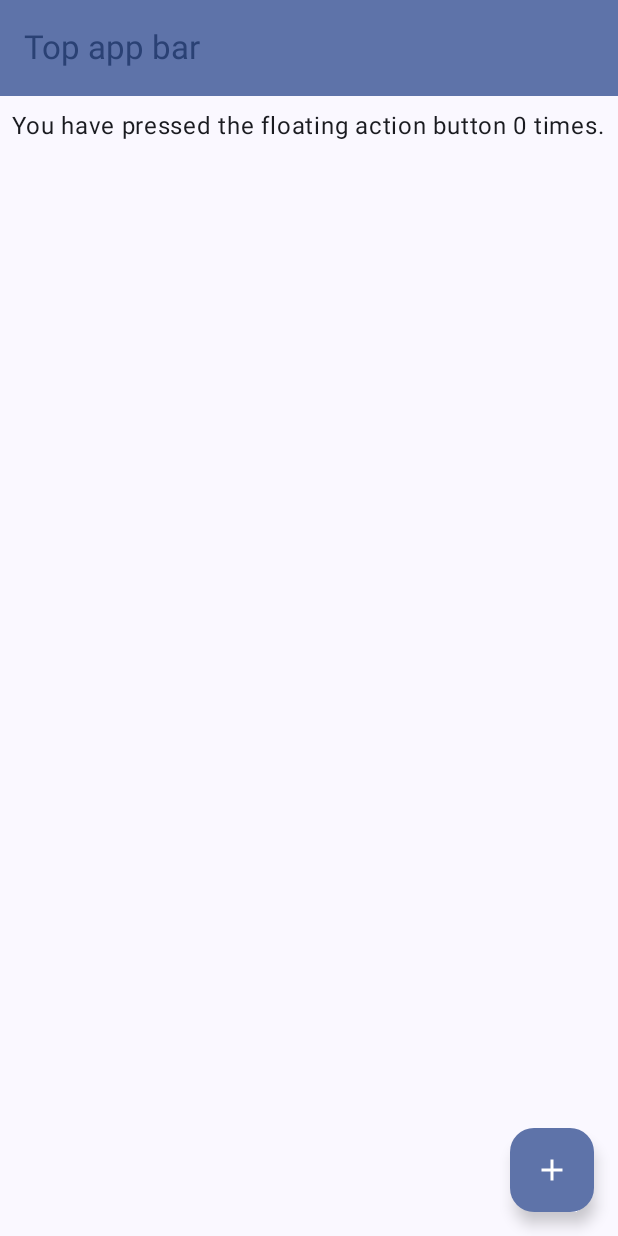
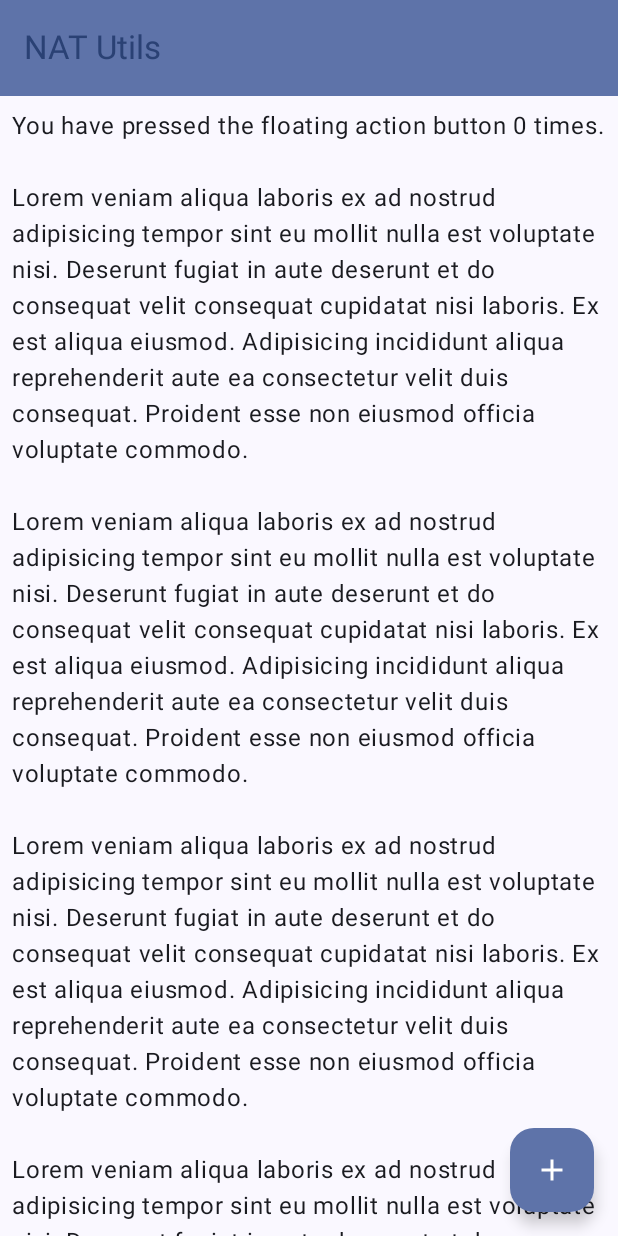
Before and after one commit to reekystive/nat-analyzer, an Android app built with Jetpack Compose: the screen it shows after launch (MainActivity), on a phone screen of 412 x 824 dp. Run offline under Robolectric (Android 15) with nearby library versions, the phone set to English and light mode, and no system bars.

Commit message:
feat: enable edge-to-edge content display

```diff
--- a/app/src/main/AndroidManifest.xml
+++ b/app/src/main/AndroidManifest.xml
@@ -15,7 +15,8 @@
         <activity
             android:name=".MainActivity"
             android:exported="true"
-            android:theme="@style/Theme.NATUtils">
+            android:theme="@style/Theme.NATUtils"
+            android:windowSoftInputMode="adjustResize">
             <intent-filter>
                 <action android:name="android.intent.action.MAIN" />
                 <category android:name="android.intent.category.LAUNCHER" />
--- a/app/src/main/java/org/reeky/natutils/MainActivity.kt
+++ b/app/src/main/java/org/reeky/natutils/MainActivity.kt
@@ -5,6 +5,7 @@ import android.content.res.Configuration
 import android.os.Bundle
 import androidx.activity.ComponentActivity
 import androidx.activity.compose.setContent
+import androidx.activity.enableEdgeToEdge
 import androidx.compose.foundation.layout.fillMaxSize
 import androidx.compose.material3.MaterialTheme
 import androidx.compose.material3.Surface
@@ -16,6 +17,7 @@ import org.reeky.natutils.ui.theme.NATUtilsTheme
 class MainActivity : ComponentActivity() {
     override fun onCreate(savedInstanceState: Bundle?) {
         super.onCreate(savedInstanceState)
+        enableEdgeToEdge()
         setContent {
             NATUtilsTheme {
                 // A surface container using the 'background' color from the theme
--- a/app/src/main/java/org/reeky/natutils/NATUtilsApp.kt
+++ b/app/src/main/java/org/reeky/natutils/NATUtilsApp.kt
@@ -1,7 +1,13 @@
 import android.content.res.Configuration
 import androidx.compose.foundation.layout.Arrangement
 import androidx.compose.foundation.layout.Column
+import androidx.compose.foundation.layout.Spacer
+import androidx.compose.foundation.layout.WindowInsets
 import androidx.compose.foundation.layout.padding
+import androidx.compose.foundation.layout.systemBars
+import androidx.compose.foundation.layout.windowInsetsBottomHeight
+import androidx.compose.foundation.rememberScrollState
+import androidx.compose.foundation.verticalScroll
 import androidx.compose.material.icons.Icons
 import androidx.compose.material.icons.filled.Add
 import androidx.compose.material3.ExperimentalMaterial3Api
@@ -22,6 +28,11 @@ import androidx.compose.ui.tooling.preview.Preview
 import androidx.compose.ui.unit.dp
 import org.reeky.natutils.ui.theme.NATUtilsTheme
 
+@Suppress("SpellCheckingInspection")
+val LOREM_IPSUM = """
+    Lorem veniam aliqua laboris ex ad nostrud adipisicing tempor sint eu mollit nulla est voluptate nisi. Deserunt fugiat in aute deserunt et do consequat velit consequat cupidatat nisi laboris. Ex est aliqua eiusmod. Adipisicing incididunt aliqua reprehenderit aute ea consectetur velit duis consequat. Proident esse non eiusmod officia voluptate commodo.
+""".trimIndent()
+
 @OptIn(ExperimentalMaterial3Api::class)
 @Composable
 fun NATUtilsApp() {
@@ -34,27 +45,46 @@ fun NATUtilsApp() {
                     titleContentColor = MaterialTheme.colorScheme.primary,
                 ),
                 title = {
-                    Text("Top app bar")
+                    Text("NAT Utils")
                 }
             )
         },
         floatingActionButton = {
-            FloatingActionButton(onClick = { presses++ }) {
-                Icon(Icons.Default.Add, contentDescription = "Add")
+            Column {
+                FloatingActionButton(
+                    onClick = { presses++ }
+                ) {
+                    Icon(Icons.Default.Add, contentDescription = "Add")
+                }
+                BottomInsetSpacer()
             }
-        }
+        },
+        contentWindowInsets = WindowInsets(0.dp)
     ) { innerPadding ->
         Column(
             modifier = Modifier
-                .padding(innerPadding),
+                .padding(innerPadding)
+                .verticalScroll(rememberScrollState()),
             verticalArrangement = Arrangement.spacedBy(16.dp),
         ) {
             Text(
                 modifier = Modifier.padding(8.dp),
-                text = "You have pressed the floating action button $presses times.",
+                text = "You have pressed the floating action button $presses times.${
+                    ("\n\n" + LOREM_IPSUM).repeat(10)
+                }",
             )
+            BottomInsetSpacer()
         }
     }
+}
+
+@Composable
+fun BottomInsetSpacer() {
+    Spacer(
+        Modifier.windowInsetsBottomHeight(
+            WindowInsets.systemBars
+        )
+    )
 }
 
 @Preview(showBackground = true)
--- a/app/src/main/java/org/reeky/natutils/ui/theme/Theme.kt
+++ b/app/src/main/java/org/reeky/natutils/ui/theme/Theme.kt
@@ -10,7 +10,6 @@ import androidx.compose.material3.dynamicLightColorScheme
 import androidx.compose.material3.lightColorScheme
 import androidx.compose.runtime.Composable
 import androidx.compose.runtime.SideEffect
-import androidx.compose.ui.graphics.toArgb
 import androidx.compose.ui.platform.LocalContext
 import androidx.compose.ui.platform.LocalView
 import androidx.core.view.WindowCompat
@@ -267,7 +266,6 @@ fun NATUtilsTheme(
     if (!view.isInEditMode) {
         SideEffect {
             val window = (view.context as Activity).window
-            window.statusBarColor = colorScheme.primary.toArgb()
             WindowCompat.getInsetsController(window, view).isAppearanceLightStatusBars = darkTheme
         }
     }
--- a/app/src/main/res/values/themes.xml
+++ b/app/src/main/res/values/themes.xml
@@ -1,5 +1,8 @@
 <?xml version="1.0" encoding="utf-8"?>
 <resources>
 
-    <style name="Theme.NATUtils" parent="Theme.Material3.DynamicColors.DayNight" />
+    <style name="Theme.NATUtils" parent="Theme.Material3.DynamicColors.DayNight.NoActionBar">
+        <item name="android:statusBarColor">@android:color/transparent</item>
+        <item name="android:navigationBarColor">@android:color/transparent</item>
+    </style>
 </resources>
```
